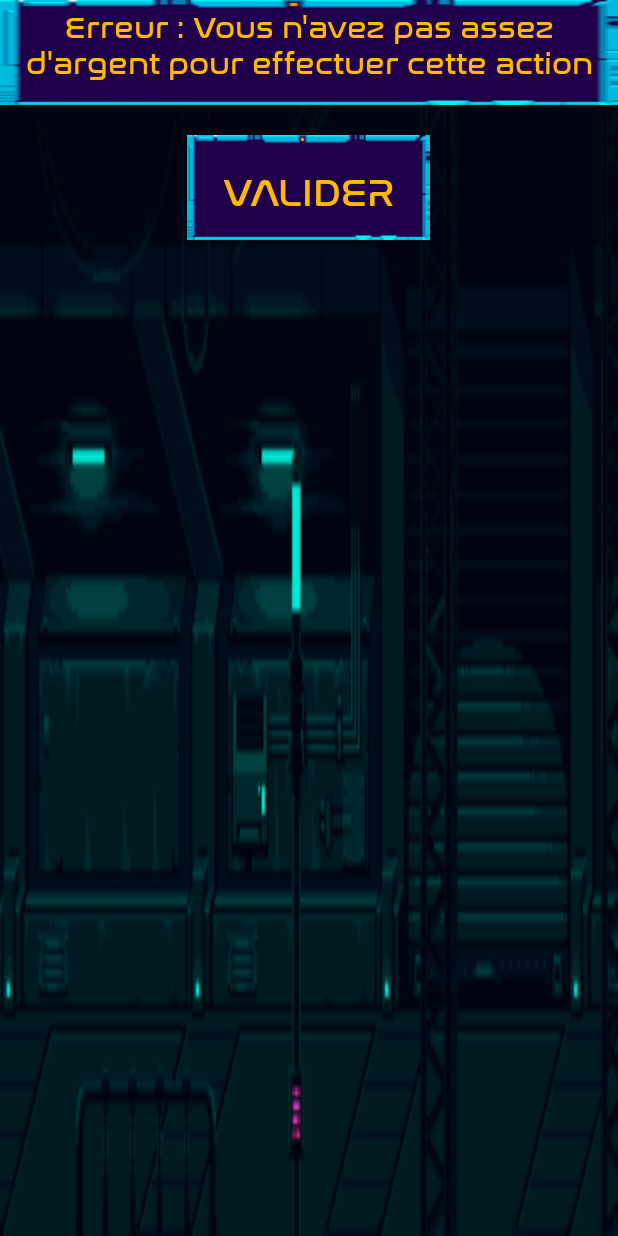
After one commit to duttod/SoftWar, an Android app: the layout popup_amelioration.xml on its own in the app's theme, with its tools: preview values and no code run, on a phone screen of 412 x 824 dp. The commit adds this screen. Run offline under Robolectric (Android 15) with nearby library versions, the phone set to English and light mode, and no system bars.

Commit message:
hgfhfggf
vhgffg

```diff
--- a/app/src/main/java/com/example/softwar/controllers/AmeliorationsActivity.java
+++ b/app/src/main/java/com/example/softwar/controllers/AmeliorationsActivity.java
@@ -1,5 +1,6 @@
 package com.example.softwar.controllers;
 
+import android.app.Dialog;
 import android.support.v7.app.AppCompatActivity;
 import android.os.Bundle;
 import android.view.View;
@@ -12,16 +13,22 @@ import com.example.softwar.data.EntreprisePerso;
 import com.example.softwar.data.Logiciel;
 
 public class AmeliorationsActivity extends AppCompatActivity {
+
     ProgressBar barOpti,barSecu,barErgo,barPuissance;
     TextView tErgo,tOpti,tSecu,tPuissance,monargent;
     EntreprisePerso entreprise_joueur ;
     long argentpossede ;
     Logiciel log ;
     long coutErgo,coutOpti,coutSecu,coutPuissance;
+    private Dialog dialog;
 
     @Override
     protected void onCreate(Bundle savedInstanceState) {
         super.onCreate(savedInstanceState);
+
+        dialog = new Dialog(AmeliorationsActivity.this);
+        dialog.setContentView(R.layout.popup_amelioration);
+
         setContentView(R.layout.activity_ameliorations);
         barErgo = findViewById(R.id.ergoBar);
         barOpti = findViewById(R.id.OfiscalBar);
@@ -68,6 +75,7 @@ public class AmeliorationsActivity extends AppCompatActivity {
             LoadData();
         }else{
             //TODO Afficher Popup PAS ASSEZ D ARGENT
+            dialog.show();
         }
 
     }
@@ -79,6 +87,7 @@ public class AmeliorationsActivity extends AppCompatActivity {
             LoadData();
         }else{
             //TODO Afficher Popup PAS ASSEZ D ARGENT
+            dialog.show();
         }
     }
 
@@ -89,6 +98,7 @@ public class AmeliorationsActivity extends AppCompatActivity {
             LoadData();
         }else{
             //TODO Afficher Popup PAS ASSEZ D ARGENT
+            dialog.show();
         }
     }
 
@@ -99,6 +109,11 @@ public class AmeliorationsActivity extends AppCompatActivity {
             LoadData();
         }else{
             //TODO Afficher Popup PAS ASSEZ D ARGENT
+            dialog.show();
         }
     }
+
+    public void fermerbox(View view) {
+        dialog.cancel();
+    }
 }
--- a/app/src/main/java/com/example/softwar/controllers/MiniJeu.java
+++ b/app/src/main/java/com/example/softwar/controllers/MiniJeu.java
@@ -11,6 +11,7 @@ import android.support.v4.content.res.ResourcesCompat;
 import android.support.v7.app.AppCompatActivity;
 import android.os.Bundle;
 import android.view.DragEvent;
+import android.view.KeyEvent;
 import android.view.MotionEvent;
 import android.view.View;
 import android.view.ViewGroup;
@@ -243,6 +244,15 @@ public class MiniJeu extends AppCompatActivity {
         }
     }
 
+    @Override
+    public boolean onKeyDown(int keyCode, KeyEvent event)
+    {
+        if (keyCode == KeyEvent.KEYCODE_BACK) {
+            // Fais ton traitement
+        }
+        return true;
+    }
+
     private void InitJeu() {
         ///////////////////////
         // Classe asynchrone permettant de récupérer des taches et de mettre à jour le listView de l'activité
--- a/app/src/main/java/com/example/softwar/controllers/ResultatMiniJeu.java
+++ b/app/src/main/java/com/example/softwar/controllers/ResultatMiniJeu.java
@@ -3,6 +3,7 @@ package com.example.softwar.controllers;
 import android.os.AsyncTask;
 import android.support.v7.app.AppCompatActivity;
 import android.os.Bundle;
+import android.view.KeyEvent;
 import android.widget.TextView;
 
 import com.example.softwar.MyApplication;
@@ -95,6 +96,15 @@ public class ResultatMiniJeu extends AppCompatActivity {
 
     }
 
+    @Override
+    public boolean onKeyDown(int keyCode, KeyEvent event)
+    {
+        if (keyCode == KeyEvent.KEYCODE_BACK) {
+            // Fais ton traitement
+        }
+        return true;
+    }
+
     private void getResJeu() {
         ///////////////////////
         // Classe asynchrone permettant de récupérer des taches et de mettre à jour le listView de l'activité
--- a/app/src/main/java/com/example/softwar/controllers/TirageAuSortActivity.java
+++ b/app/src/main/java/com/example/softwar/controllers/TirageAuSortActivity.java
@@ -74,6 +74,7 @@ public class TirageAuSortActivity extends AppCompatActivity {
         }
 
 
+
     }
 
     private void sauvegarderEmploye(final String nomL) {
--- /dev/null
+++ b/app/src/main/res/layout/popup_amelioration.xml
@@ -0,0 +1,52 @@
+<?xml version="1.0" encoding="utf-8"?>
+<LinearLayout xmlns:android="http://schemas.android.com/apk/res/android"
+    xmlns:app="http://schemas.android.com/apk/res-auto"
+    xmlns:tools="http://schemas.android.com/tools"
+    android:layout_width="match_parent"
+    android:id="@+id/layout_popup"
+    android:layout_height="match_parent"
+    android:orientation="vertical"
+    android:background="@drawable/bg12"
+    tools:context=".controllers.TirageAuSortActivity">
+
+    <LinearLayout
+        xmlns:android="http://schemas.android.com/apk/res/android"
+        xmlns:app="http://schemas.android.com/apk/res-auto"
+        xmlns:tools="http://schemas.android.com/tools"
+        android:layout_width="match_parent"
+        android:layout_height="70dp"
+        tools:ignore="MissingDefaultResource"
+        android:background="@drawable/bgbutton"
+        android:orientation="horizontal">
+
+        <LinearLayout
+            android:layout_width="wrap_content"
+            android:layout_height="match_parent"
+            android:orientation="horizontal"
+            android:layout_gravity="center">
+
+                    <TextView
+                        android:layout_width="wrap_content"
+                        android:layout_height="wrap_content"
+                        android:text="Erreur : Vous n'avez pas assez d'argent pour effectuer cette action"
+                        android:textColor="#FFB900"
+                        android:fontFamily="@font/nasalization"
+                        android:textSize="20dp"
+                        android:gravity="center" />
+
+    </LinearLayout>
+    </LinearLayout>
+    <Button
+        android:layout_marginTop="20dp"
+        android:layout_width="wrap_content"
+        android:layout_height="wrap_content"
+        android:layout_gravity="center"
+        android:background="@drawable/bgbutton"
+        android:fontFamily="@font/nasalization"
+        android:text="Valider"
+        android:onClick="fermerbox"
+        android:textColor="#FFB900"
+        android:textSize="25dp"/>
+
+
+</LinearLayout>
--- a/app/src/main/res/layout/popup_tirage.xml
+++ b/app/src/main/res/layout/popup_tirage.xml
@@ -7,7 +7,7 @@
     android:layout_height="match_parent"
     android:orientation="vertical"
     android:background="@drawable/bg12"
-    tools:context=".controllers.TirageAuSortActivity">
+    tools:context=".controllers.AmeliorationsActivity">
 
     <LinearLayout
         xmlns:android="http://schemas.android.com/apk/res/android"
```
